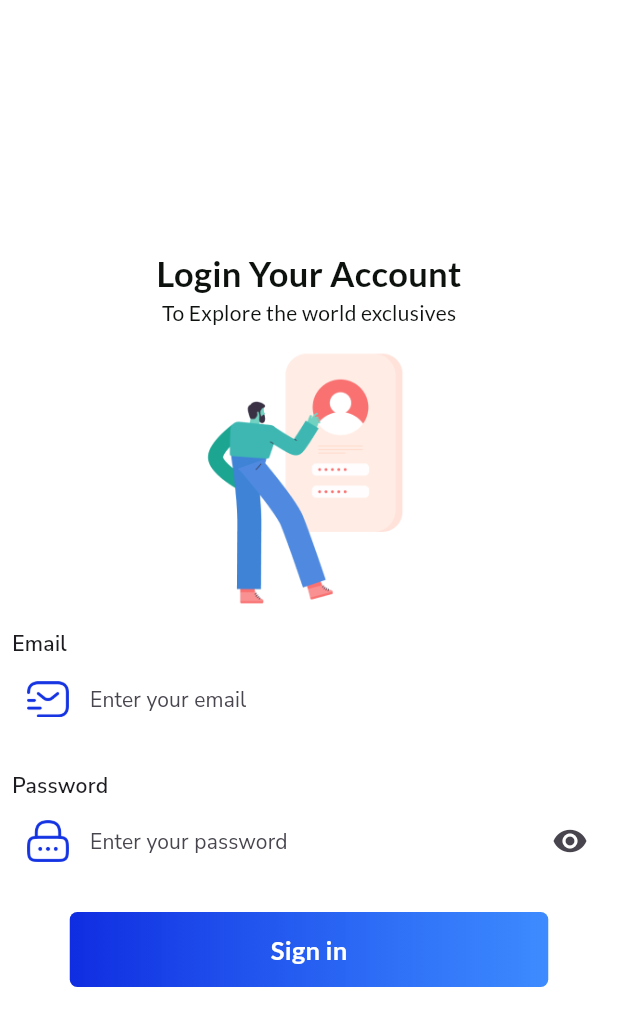
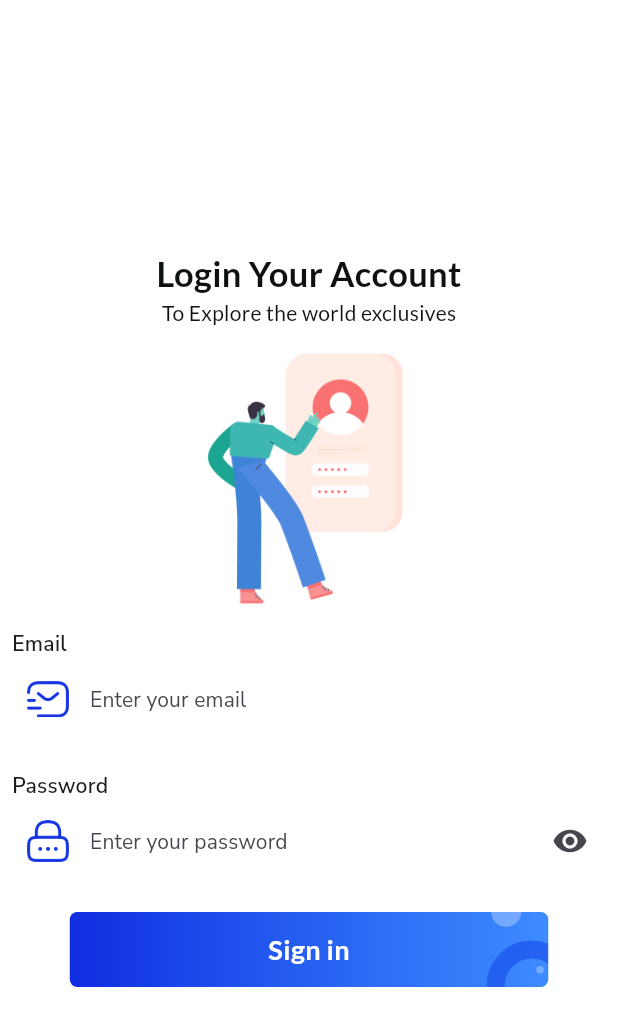
Before and after one commit to Git-LeAmaral/dev_store_app, a Flutter app: the screen it shows after launch, on a phone screen of 412 x 824 dp. Shown: the top 1026 px of the screen. Run offline on Flutter 3.47's test engine with Material 3 defaults, Android fonts, the phone set to English and light mode, and no system bars; our stand-ins replace google_fonts.

Commit message:
chore: add advance Button

```diff
--- a/lib/views/screens/authentications_screens/login_screen.dart
+++ b/lib/views/screens/authentications_screens/login_screen.dart
@@ -130,17 +130,73 @@ class LoginScreen extends StatelessWidget {
                     colors: [Color(0xff102de1), Color(0xcc0d6eff)],
                   ),
                 ),
-                child: Center(
+                child: Stack(
+                  children: [
+                    Positioned(
+                      left: 278,
+                      top: 19,
+                      child: Opacity(
+                        opacity: 0.5,
+                        child: Container(
+                          width: 60,
+                          height: 60,
+                          clipBehavior: Clip.antiAlias,
+                          decoration: BoxDecoration(
+                            border: Border.all(
+                              width: 12,
+                              color: Color(0xff103de5),
+                            ),
+                            borderRadius: BorderRadius.circular(30),
+                          ),
+                        ),
+                      ),
+                    ),
+
+                    Positioned(
+                      left: 311,
+                      top: 36,
+                      child: Opacity(
+                        opacity: 0.3,
+                        child: Container(
+                          width: 5,
+                          height: 5,
+                          clipBehavior: Clip.antiAlias,
+                          decoration: BoxDecoration(
+                            color: Colors.white,
+                            borderRadius: BorderRadius.circular(3),
+                          ),
+                        ),
+                      ),
+                    ),
+
+                    Positioned(
+                      left: 281,
+                      top: -10,
+                      child: Opacity(
+                        opacity: 0.3,
+                        child: Container(
+                          width: 20,
+                          height: 20,
+                          clipBehavior: Clip.antiAlias,
+                          decoration: BoxDecoration(
+                            color: Colors.white,
+                            borderRadius: BorderRadius.circular(10),
+                          ),
+                        ),
+                      ),
+                    ),
+                    Center(
                       child: Text(
                         'Sign in',
                         style: GoogleFonts.getFont(
                           'Lato',
-                      fontSize: 17,
+                          color: Colors.white,
+                          fontSize: 18,
                           fontWeight: FontWeight.bold,
-                      color: Colors.white,
-                      letterSpacing: 0.2,
                         ),
                       ),
+                    ),
+                  ],
                 ),
               ),
             ],
```
Lines whose indentation alone changed are shown as unchanged.
